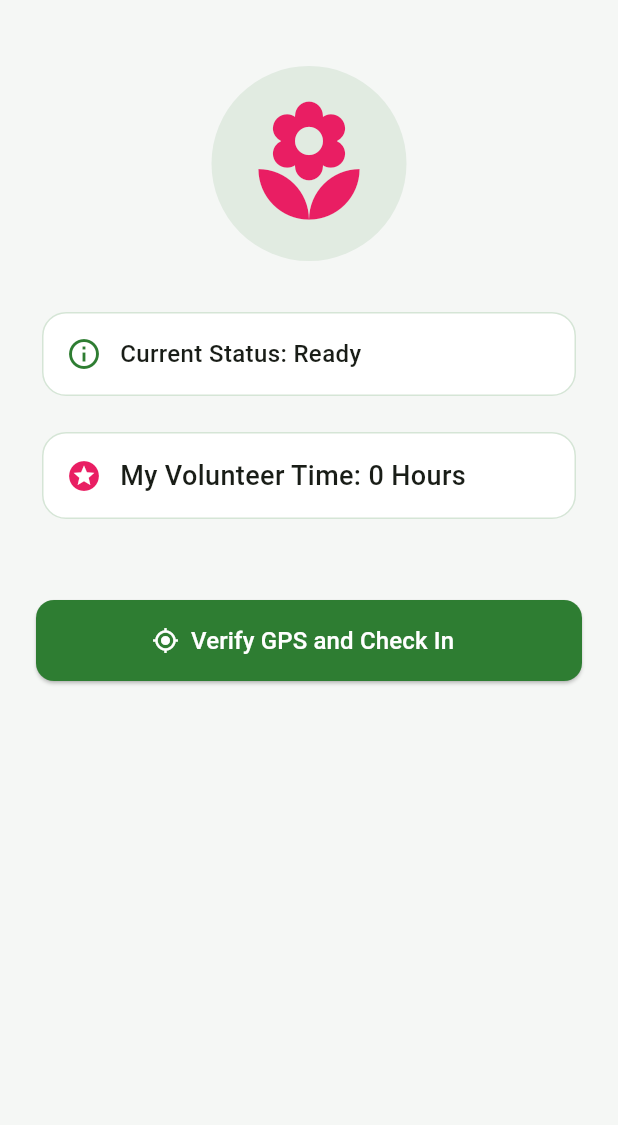
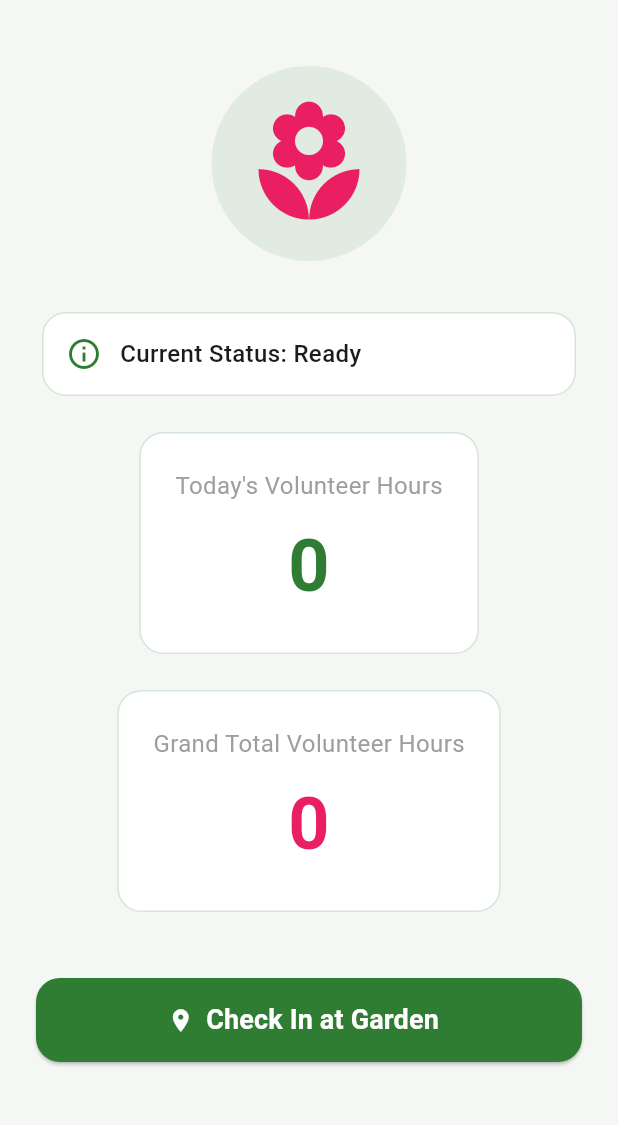
Before and after one commit to ryanjunlinchen/sanjose_heritage_rosegarden, a Flutter app: the screen it shows after launch, on a phone screen of 412 x 824 dp, the part 84-1209 px from its top. Run offline on Flutter 3.47's test engine with Material 3 defaults, Android fonts, the phone set to English and light mode, and no system bars; our stand-ins replace geolocator, shared_preferences.

Commit message:
Update volunteer hours tracking

```diff
--- a/lib/main.dart
+++ b/lib/main.dart
@@ -37,7 +37,8 @@ class HomeScreen extends StatefulWidget {
 }
 
 class _HomeScreenState extends State<HomeScreen> {
-  int _volunteerHours = 0;
+  int _volunteerHours = 0; // Handled as your Daily Volunteer Hours counter
+  int _allTimeHours = 0;   // Added state field to protect and store your permanent master running history
   bool _isLoading = false;
   String _statusMessage = "Ready";
 
@@ -56,15 +57,35 @@ class _HomeScreenState extends State<HomeScreen> {
   Future<void> _loadSavedHours() async {
     final prefs = await SharedPreferences.getInstance();
     if (!mounted) return;
+
+    // Fetch historical data metrics from storage fields
+    int savedDailyHours = prefs.getInt('saved_volunteer_hours_key') ?? 0;
+    int savedAllTimeHours = prefs.getInt('saved_all_time_hours_key') ?? 0;
+    String? lastDateStr = prefs.getString('saved_last_check_in_date_key');
+
+    final now = DateTime.now();
+    final todayStr = "${now.year}-${now.month}-${now.day}"; // Unique string key representation of today's date
+
+    // Automated Midnight Checking Protocol: If the calendar date changes, reset the daily counter
+    if (lastDateStr != null && lastDateStr != todayStr) {
+      savedDailyHours = 0; // Wipe yesterday's daily record cleanly back to zero
+    }
+
     setState(() {
-      _volunteerHours = prefs.getInt('saved_volunteer_hours_key') ?? 0; // Fallback to 0 if it's the first time opening the app
+      _volunteerHours = savedDailyHours; // Fallback to 0 if it's the first time opening the app
+      _allTimeHours = savedAllTimeHours; // Restores master background counter metrics
     });
   }
 
   // Commits the newly accumulated hour count directly onto physical device storage
   Future<void> _saveHoursToDisk() async {
     final prefs = await SharedPreferences.getInstance();
+    final now = DateTime.now();
+    final todayStr = "${now.year}-${now.month}-${now.day}";
+
     await prefs.setInt('saved_volunteer_hours_key', _volunteerHours);
+    await prefs.setInt('saved_all_time_hours_key', _allTimeHours); // Added persistent preservation for the grand history value
+    await prefs.setString('saved_last_check_in_date_key', todayStr); // Locks down the last active day calendar timestamp
   }
 
   // Core functionality: Retrieve location and verify geofence
@@ -114,6 +135,7 @@ class _HomeScreenState extends State<HomeScreen> {
         _isLoading = false;
         if (distanceInMeters <= _allowedRadiusInMeters) {
           _volunteerHours += 1;
+          _allTimeHours += 1; // Safely increments permanent grand history total metrics simultaneously
           _statusMessage = "Check in successful! You are currently in the Rose Garden.";
 
           _saveHoursToDisk(); // Triggers storage operation right after confirming valid check-in
@@ -163,7 +185,7 @@ class _HomeScreenState extends State<HomeScreen> {
     );
   }
 
-  @override
+    @override
   Widget build(BuildContext context) {
     final theme = Theme.of(context);
 
@@ -194,7 +216,7 @@ class _HomeScreenState extends State<HomeScreen> {
               ),
               const SizedBox(height: 30),
 
-              // Status Card: System Notification
+              // Status Card: System Notification (Only one clean card kept)
               Card(
                 elevation: 0,
                 color: Colors.white,
@@ -220,45 +242,98 @@ class _HomeScreenState extends State<HomeScreen> {
               ),
               const SizedBox(height: 16),
 
-              // Status Card: Volunteer Hours
+              // Status Card: Daily Volunteer Hours
               Card(
                 elevation: 0,
                 color: Colors.white,
                 shape: RoundedRectangleBorder(
                   borderRadius: BorderRadius.circular(16),
-                  side: const BorderSide(color: Color(0x332E7D32)),
+                  side: const BorderSide(color: Color(0x332E7D32)), // Hardcoded 20% opacity primary green border
                 ),
                 child: Padding(
-                  padding: const EdgeInsets.all(16.0),
-                  child: Row(
+                  padding: const EdgeInsets.all(24.0),
+                  child: Column(
                     children: [
-                      Icon(Icons.stars, color: theme.colorScheme.secondary),
-                      const SizedBox(width: 12),
+                      const Text(
+                        'Today\'s Volunteer Hours',
+                        style: TextStyle(fontSize: 16, color: Colors.grey),
+                      ),
+                      const SizedBox(height: 8),
                       Text(
-                        'My Volunteer Time: $_volunteerHours Hours',
-                        style: const TextStyle(fontSize: 18, fontWeight: FontWeight.w500),
+                        '$_volunteerHours',
+                        style: TextStyle(
+                          fontSize: 48,
+                          fontWeight: FontWeight.bold,
+                          color: theme.colorScheme.primary,
+                        ),
                       ),
                     ],
                   ),
                 ),
               ),
-              const SizedBox(height: 50),
+              const SizedBox(height: 16),
 
-              // check in button
-              _isLoading
-                  ? const CircularProgressIndicator()
-                  : ElevatedButton.icon(
-                      onPressed: _handleCheckIn,
-                      icon: const Icon(Icons.gps_fixed, color: Colors.white),
-                      label: const Text('Verify GPS and Check In', style: TextStyle(fontSize: 16, color: Colors.white)),
-                      style: ElevatedButton.styleFrom(
-                        backgroundColor: theme.colorScheme.primary,
-                        minimumSize: const Size(double.infinity, 54),
-                        shape: RoundedRectangleBorder(
-                          borderRadius: BorderRadius.circular(12),
+              // Status Card: Cumulative Master All-Time Hours
+              Card(
+                elevation: 0,
+                color: Colors.white,
+                shape: RoundedRectangleBorder(
+                  borderRadius: BorderRadius.circular(16),
+                  side: const BorderSide(color: Color(0x332E7D32)), // Hardcoded 20% opacity primary green border
+                ),
+                child: Padding(
+                  padding: const EdgeInsets.all(24.0),
+                  child: Column(
+                    children: [
+                      const Text(
+                        'Grand Total Volunteer Hours',
+                        style: TextStyle(fontSize: 16, color: Colors.grey),
+                      ),
+                      const SizedBox(height: 8),
+                      Text(
+                        '$_allTimeHours',
+                        style: TextStyle(
+                          fontSize: 48,
+                          fontWeight: FontWeight.bold,
+                          color: theme.colorScheme.secondary, // Stylized with rose red for card distinction
                         ),
                       ),
+                    ],
+                  ),
+                ),
+              ),
+              const SizedBox(height: 40),
+
+              // Action Button
+              SizedBox(
+                width: double.infinity,
+                height: 56,
+                child: ElevatedButton.icon(
+                  onPressed: _isLoading ? null : _handleCheckIn,
+                  style: ElevatedButton.styleFrom(
+                    backgroundColor: theme.colorScheme.primary,
+                    foregroundColor: Colors.white,
+                    disabledBackgroundColor: Colors.grey,
+                    shape: RoundedRectangleBorder(
+                      borderRadius: BorderRadius.circular(16),
                     ),
+                  ),
+                  icon: _isLoading
+                      ? const SizedBox(
+                          width: 24,
+                          height: 24,
+                          child: CircularProgressIndicator(
+                            color: Colors.white,
+                            strokeWidth: 2.5,
+                          ),
+                        )
+                      : const Icon(Icons.location_on),
+                  label: Text(
+                    _isLoading ? 'Checking In...' : 'Check In at Garden',
+                    style: const TextStyle(fontSize: 18, fontWeight: FontWeight.bold),
+                  ),
+                ),
+              ),
             ],
           ),
         ),
```
Also changed, not shown: 207 other files.
